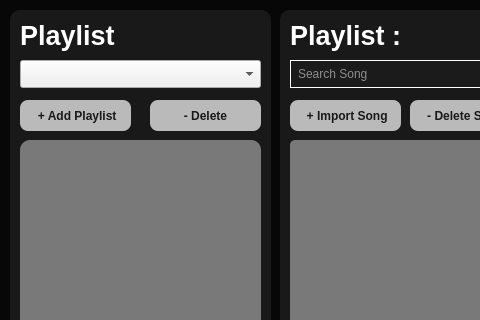
First picture: the form in mainwindow.ui, repository Kantisaranucheep/Audify_3, before the edit; both pictures show x 0 to 480 and y 0 to 320 of the 1080 by 720 pixel window.
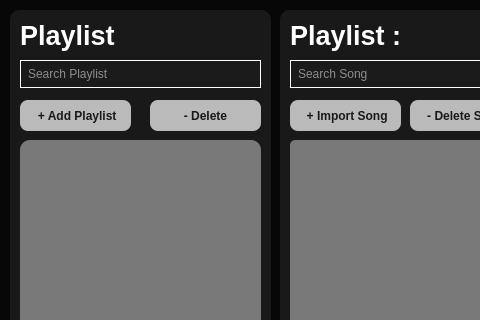
Second picture: the form after the edit.

The edit to the form file:
```diff
--- a/mainwindow.ui
+++ b/mainwindow.ui
@@ -159,7 +159,7 @@
       <string> - Delete </string>
      </property>
     </widget>
-    <widget class="QComboBox" name="comboPlaylist">
+    <widget class="QLineEdit" name="lineEdit_2">
      <property name="geometry">
       <rect>
        <x>10</x>
@@ -168,17 +168,33 @@
        <height>28</height>
       </rect>
      </property>
+     <property name="autoFillBackground">
+      <bool>false</bool>
+     </property>
      <property name="styleSheet">
-      <string notr="true">QComboBox::editable{ 
-background-color: white; 
+      <string notr="true">QLineEdit {
+    border: 1px solid rgb(255, 255, 255);
+    border-radius: 20px;
+    color: white; /* Change font color to white */
+    background-color: rgb(27, 27, 27);
+    padding-left: 5px;
+    padding-right: 20px;
 }
 
-QComboBox QAbstractItemView {
-background-color: white;
-    border: 2px white;
-    selection-background-color: white;
+QLineEdit::hover {
+    border: 2px solid rgb(255, 255, 255);
+}
+
+QLineEdit::focus {
+    border: 2px solid rgb(255, 255, 255);
 }</string>
      </property>
+     <property name="text">
+      <string/>
+     </property>
+     <property name="placeholderText">
+      <string>Search Playlist</string>
+     </property>
     </widget>
    </widget>
    <widget class="QFrame" name="frame_3">
```
